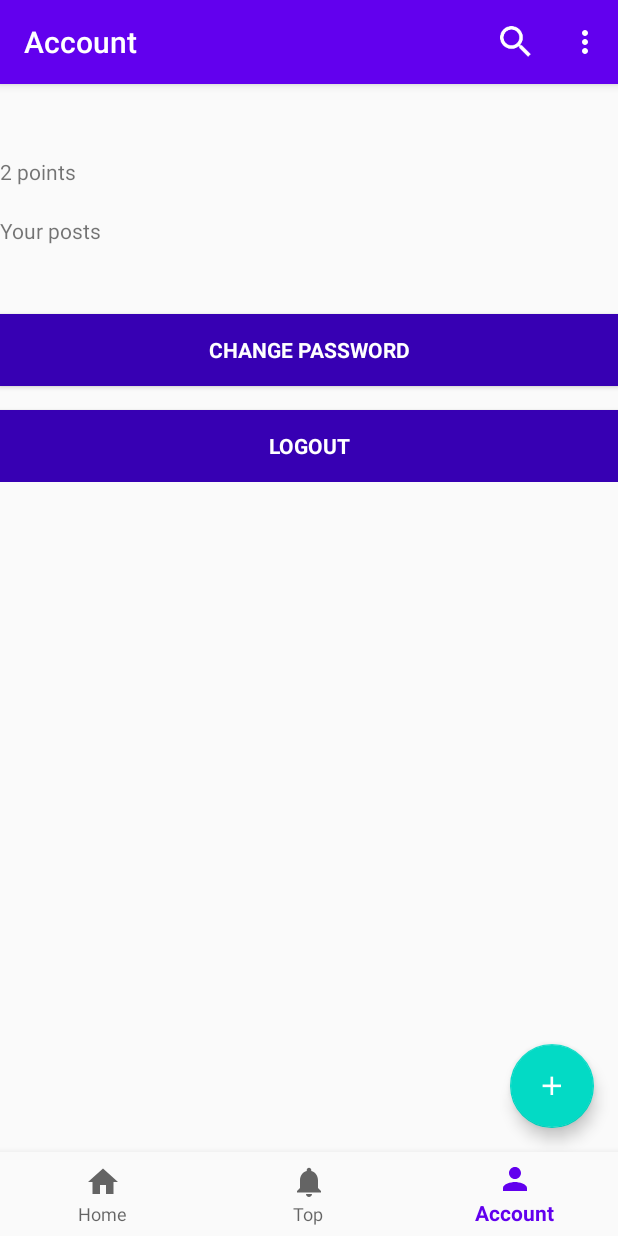
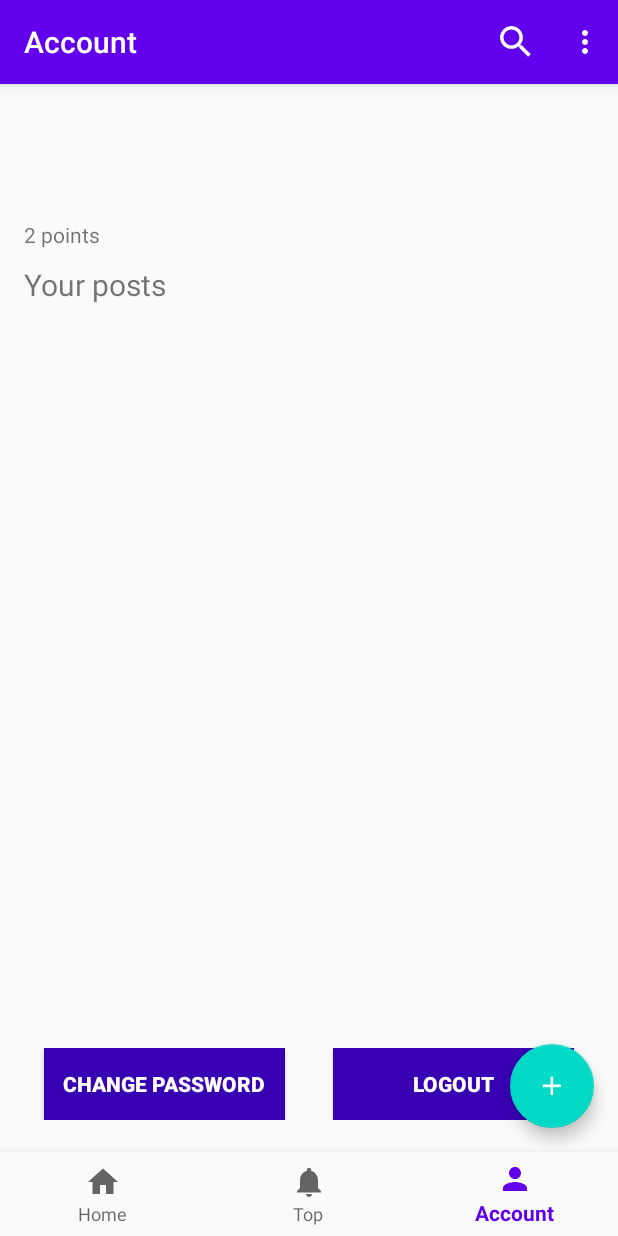
Before and after one commit to UltimateHG/code-exp-2020-test, an Android app: the AccountFragment screen opened through its navigation route, on a phone screen of 412 x 824 dp. Run offline under Robolectric (Android 15) with nearby library versions, the phone set to English and light mode, and no system bars; our stand-ins replace Firebase (no records; nobody signed in at launch, a user with empty details on screens opened directly), navigation-ui.

Commit message:
Add user post history functionality to profile page

```diff
--- a/app/src/main/java/com/example/code_exp_2020_test/ui/account/AccountFragment.java
+++ b/app/src/main/java/com/example/code_exp_2020_test/ui/account/AccountFragment.java
@@ -14,13 +14,29 @@ import androidx.annotation.NonNull;
 import androidx.fragment.app.Fragment;
 import androidx.lifecycle.ViewModelProvider;
 import androidx.lifecycle.ViewModelProviders;
+import androidx.recyclerview.widget.LinearLayoutManager;
+import androidx.recyclerview.widget.RecyclerView;
+import androidx.swiperefreshlayout.widget.SwipeRefreshLayout;
 
+import com.example.code_exp_2020_test.BlogPost;
+import com.example.code_exp_2020_test.BlogRecyclerAdapter;
 import com.example.code_exp_2020_test.ChangePasswordActivity;
 import com.example.code_exp_2020_test.LoginActivity;
 import com.example.code_exp_2020_test.NavActivity;
 import com.example.code_exp_2020_test.NavViewModel;
 import com.example.code_exp_2020_test.R;
+import com.google.android.gms.tasks.OnCompleteListener;
+import com.google.android.gms.tasks.Task;
 import com.google.firebase.auth.FirebaseAuth;
+import com.google.firebase.firestore.FirebaseFirestore;
+import com.google.firebase.firestore.Query;
+import com.google.firebase.firestore.QueryDocumentSnapshot;
+import com.google.firebase.firestore.QuerySnapshot;
+
+import java.util.ArrayList;
+import java.util.List;
+
+import javax.annotation.Nonnull;
 
 public class AccountFragment extends Fragment {
     Button accountLogoutButton;
@@ -28,6 +44,15 @@ public class AccountFragment extends Fragment {
     TextView accountUsernameText;
     TextView accountPointsText;
     FirebaseAuth mAuth;
+
+    private SwipeRefreshLayout swipeRefreshLayout;
+    private List<BlogPost> blog_list;
+    private BlogRecyclerAdapter blogRecyclerAdapter;
+
+    private boolean hasPosts = false;
+
+    //firebase stuff
+    private FirebaseFirestore firebaseFirestore;
 
     private AccountViewModel accountViewModel;
 
@@ -47,6 +72,23 @@ public class AccountFragment extends Fragment {
 
         accountUsernameText.setText(mAuth.getCurrentUser().getDisplayName());
         accountPointsText.setText("2 points");
+
+        /**
+         * POST HISTORY STUFF
+         */
+        blog_list = new ArrayList<>();
+        RecyclerView blog_list_view = root.findViewById(R.id.yourPostsList);
+
+        blogRecyclerAdapter = new BlogRecyclerAdapter(blog_list);
+        blog_list_view.setLayoutManager(new LinearLayoutManager(container.getContext()));
+        blog_list_view.setAdapter(blogRecyclerAdapter);
+        blog_list_view.setHasFixedSize(true);
+
+        firebaseFirestore = FirebaseFirestore.getInstance();
+
+        ((TextView)root.findViewById(R.id.acc_fragment_placeHolder)).setText("");
+
+        loadPost(root);
 
         accountLogoutButton = (Button)root.findViewById(R.id.accountLogoutButton);
         accountLogoutButton.setOnClickListener(v -> {
@@ -72,4 +114,29 @@ public class AccountFragment extends Fragment {
         });
         return root;
     }
+
+    private void loadPost(View root) {
+        List<BlogPost> blogPostList = new ArrayList<>();
+        //load all posts into blogPostList
+        firebaseFirestore.collection("posts").orderBy("timestamp", Query.Direction.DESCENDING).get().addOnCompleteListener(new OnCompleteListener<QuerySnapshot>() {
+            @Override
+            public void onComplete(@NonNull Task<QuerySnapshot> task) {
+                if(task.isSuccessful()) {
+                    for(QueryDocumentSnapshot doc: task.getResult()) {
+                        String blogPostId = doc.getId();
+                        BlogPost blogPost = doc.toObject(BlogPost.class).withId(blogPostId);
+                        blogPostList.add(blogPost);
+                    }
+                    String current_user_id = mAuth.getCurrentUser().getUid();
+                    for(BlogPost post: blogPostList) {
+                        if(post.getUser_id().equals(current_user_id)) {
+                            blog_list.add(post);
+                            blogRecyclerAdapter.notifyDataSetChanged();
+                        }
+                    }
+                    if(blog_list.isEmpty()) ((TextView)root.findViewById(R.id.acc_fragment_placeHolder)).setText("");
+                }
+            }
+        });
+    }
 }
--- a/app/src/main/java/com/example/code_exp_2020_test/ui/home/HomeFragment.java
+++ b/app/src/main/java/com/example/code_exp_2020_test/ui/home/HomeFragment.java
@@ -80,23 +80,21 @@ public class HomeFragment extends Fragment {
     }
 
     private void loadPost() {
+        isFirstPageFirstLoad = true;
         Query query = firebaseFirestore.collection("posts").orderBy("timestamp", Query.Direction.DESCENDING).limit(3);
         query.addSnapshotListener((queryDocumentSnapshots, e) -> {
             try {
                 if(queryDocumentSnapshots != null && !queryDocumentSnapshots.isEmpty()) {
                     //if first page and first load, set top document to latest one
-                    if(isFirstPageFirstLoad) {
-                        lastVisible = queryDocumentSnapshots.getDocuments().get(queryDocumentSnapshots.size()-1);
-                        blog_list.clear();
-                    }
+                    lastVisible = queryDocumentSnapshots.getDocuments().get(queryDocumentSnapshots.size()-1);
+                    blog_list.clear();
 
                     for(DocumentChange doc: queryDocumentSnapshots.getDocumentChanges()) {
                         //updating stuff for when document change occurs
                         if(doc.getType() == DocumentChange.Type.ADDED) {
                             String blogPostId = doc.getDocument().getId();
                             BlogPost blogPost = doc.getDocument().toObject(BlogPost.class).withId(blogPostId);
-                            if(isFirstPageFirstLoad) blog_list.add(blogPost);
-                            else blog_list.add(0, blogPost);
+                            blog_list.add(blogPost);
 
                             blogRecyclerAdapter.notifyDataSetChanged();
                         }
--- a/app/src/main/java/com/example/code_exp_2020_test/ui/top/TopFragment.java
+++ b/app/src/main/java/com/example/code_exp_2020_test/ui/top/TopFragment.java
@@ -99,6 +99,7 @@ public class TopFragment extends Fragment {
     }
 
     private void loadPost() {
+        isFirstPageFirstLoad = true;
         Query query = firebaseFirestore.collection("posts").orderBy("commentCount", Query.Direction.DESCENDING).limit(3);
         registration = query.addSnapshotListener(new EventListener<QuerySnapshot>() {
             @Override
@@ -106,18 +107,15 @@ public class TopFragment extends Fragment {
                 try {
                     if(!queryDocumentSnapshots.isEmpty()) {
                         //if first page and first load, set top document to latest one
-                        if(isFirstPageFirstLoad) {
-                            lastVisible = queryDocumentSnapshots.getDocuments().get(queryDocumentSnapshots.size()-1);
-                            blog_list.clear();
-                        }
+                        lastVisible = queryDocumentSnapshots.getDocuments().get(queryDocumentSnapshots.size()-1);
+                        blog_list.clear();
 
                         for(DocumentChange doc: queryDocumentSnapshots.getDocumentChanges()) {
                             //updating stuff for when document change occurs
                             if(doc.getType() == DocumentChange.Type.ADDED) {
                                 String blogPostId = doc.getDocument().getId();
                                 BlogPost blogPost = doc.getDocument().toObject(BlogPost.class).withId(blogPostId);
-                                if(isFirstPageFirstLoad) blog_list.add(blogPost);
-                                else blog_list.add(0, blogPost);
+                                blog_list.add(blogPost);
 
                                 blogRecyclerAdapter.notifyDataSetChanged();
                             }
--- a/app/src/main/res/layout/fragment_account.xml
+++ b/app/src/main/res/layout/fragment_account.xml
@@ -6,71 +6,113 @@
     android:layout_height="match_parent"
     tools:context=".ui.account.AccountFragment">
 
-        <LinearLayout
-            android:layout_width="match_parent"
-            android:layout_height="wrap_content"
-            android:orientation="vertical"
-            app:layout_behavior="@string/appbar_scrolling_view_behavior"
-            android:layout_gravity="center">
-
     <TextView
         android:id="@+id/accountUsernameText"
         android:layout_width="match_parent"
         android:layout_height="wrap_content"
-                android:layout_weight="1"
         android:text="TextView"
-                android:textSize="36sp" />
+        android:textSize="36sp"
+        android:textStyle="bold"
+        app:layout_constraintStart_toStartOf="parent"
+        app:layout_constraintEnd_toEndOf="parent"
+        app:layout_constraintTop_toTopOf="parent"
+        app:layout_constraintBottom_toTopOf="@id/accountPointsText"
+        android:layout_marginLeft="16dp"
+        android:layout_marginRight="16dp"
+        android:layout_marginTop="32dp" />
 
     <TextView
         android:id="@+id/accountPointsText"
         android:layout_width="match_parent"
         android:layout_height="wrap_content"
-                android:layout_marginBottom="20dp"
-                android:layout_weight="1"
-                android:text="TextView" />
+        android:text="TextView"
+        android:layout_marginTop="10dp"
+        android:layout_marginLeft="16dp"
+        android:layout_marginRight="16dp"
+        app:layout_constraintTop_toBottomOf="@id/accountUsernameText"
+        app:layout_constraintBottom_toTopOf="@id/accountYourPostsText"/>
 
     <TextView
         android:id="@+id/accountYourPostsText"
         android:layout_width="match_parent"
         android:layout_height="wrap_content"
-                android:layout_marginBottom="20dp"
-                android:layout_weight="1"
+        android:textSize="20sp"
+        android:layout_marginLeft="16dp"
+        android:layout_marginRight="16dp"
+        android:layout_marginTop="10dp"
+        app:layout_constraintStart_toStartOf="parent"
+        app:layout_constraintTop_toBottomOf="@id/accountPointsText"
+        app:layout_constraintBottom_toTopOf="@id/yourPostsList"
         android:text="@string/your_posts" />
 
-            <ScrollView
-                android:layout_width="match_parent"
-                android:layout_height="10dp"
-                android:layout_weight="1">
-
-                <LinearLayout
+    <TextView
+        android:id="@+id/acc_fragment_placeHolder"
         android:layout_width="match_parent"
         android:layout_height="wrap_content"
-                    android:orientation="vertical" />
-            </ScrollView>
+        android:layout_marginTop="10dp"
+        android:layout_marginLeft="16dp"
+        android:layout_marginRight="16dp"
+        android:layout_marginBottom="20dp"
+        app:layout_constraintTop_toBottomOf="@id/accountYourPostsText"
+        app:layout_constraintBottom_toTopOf="@id/account_button_layout"
+        android:gravity="center"/>
+
+    <androidx.recyclerview.widget.RecyclerView
+        android:id="@+id/yourPostsList"
+        android:layout_width="match_parent"
+        android:layout_height="0dp"
+        android:layout_marginEnd="8dp"
+        android:layout_marginStart="8dp"
+        android:layout_marginBottom="16dp"
+        android:layout_marginTop="10dp"
+        android:padding="15dp"
+        app:layout_constraintStart_toStartOf="parent"
+        app:layout_constraintTop_toBottomOf="@id/accountYourPostsText"
+        app:layout_constraintBottom_toTopOf="@id/account_button_layout" />
+
+    <androidx.constraintlayout.widget.ConstraintLayout
+        android:id="@+id/account_button_layout"
+        android:layout_width="match_parent"
+        android:layout_height="wrap_content"
+        android:layout_marginEnd="8dp"
+        android:layout_marginStart="8dp"
+        android:layout_marginBottom="16dp"
+        android:layout_marginTop="10dp"
+        android:padding="5dp"
+        app:layout_constraintStart_toStartOf="parent"
+        app:layout_constraintBottom_toBottomOf="parent"
+        android:layout_marginVertical="72dp">
 
     <Button
         android:id="@+id/accountChangePasswordButton"
-                style="?android:textAppearanceSmall"
-                android:layout_width="match_parent"
-                android:layout_height="match_parent"
+        android:layout_width="0dp"
+        android:layout_height="wrap_content"
         android:layout_marginTop="16dp"
+        android:layout_marginLeft="16dp"
+        android:layout_marginRight="16dp"
         android:background="@color/colorPrimaryDark"
         android:text="@string/change_password"
         android:textColor="@android:color/white"
         android:textStyle="bold"
-                android:layout_weight="1"/>
+        app:layout_constraintTop_toTopOf="parent"
+        app:layout_constraintStart_toStartOf="parent"
+        app:layout_constraintEnd_toStartOf="@id/accountLogoutButton"/>
 
     <Button
         android:id="@+id/accountLogoutButton"
-                style="?android:textAppearanceSmall"
-                android:layout_width="match_parent"
-                android:layout_height="match_parent"
+        android:layout_width="0dp"
+        android:layout_height="wrap_content"
         android:layout_marginTop="16dp"
+        android:layout_marginLeft="16dp"
+        android:layout_marginRight="16dp"
         android:background="@color/colorPrimaryDark"
         android:text="@string/logout"
         android:textColor="@android:color/white"
         android:textStyle="bold"
-                android:layout_weight="1"/>
+        app:layout_constraintTop_toTopOf="parent"
+        app:layout_constraintStart_toEndOf="@id/accountChangePasswordButton"
+        app:layout_constraintEnd_toEndOf="parent"/>
 
-        </LinearLayout>
     </androidx.constraintlayout.widget.ConstraintLayout>
+
+</androidx.constraintlayout.widget.ConstraintLayout>
--- a/app/src/main/res/layout/fragment_oldhome.xml
+++ /dev/null
@@ -1,14 +0,0 @@
-<?xml version="1.0" encoding="utf-8"?>
-<FrameLayout xmlns:android="http://schemas.android.com/apk/res/android"
-    xmlns:tools="http://schemas.android.com/tools"
-    android:layout_width="match_parent"
-    android:layout_height="match_parent"
-    tools:context=".HomeOldFragment">
-
-    <!--RECYCLER VIEW BABY-->
-    <androidx.recyclerview.widget.RecyclerView
-        android:id="@+id/blog_list_view"
-        android:layout_width="match_parent"
-        android:layout_height="match_parent" />
-
-</FrameLayout>
```
Lines whose indentation alone changed are shown as unchanged.
